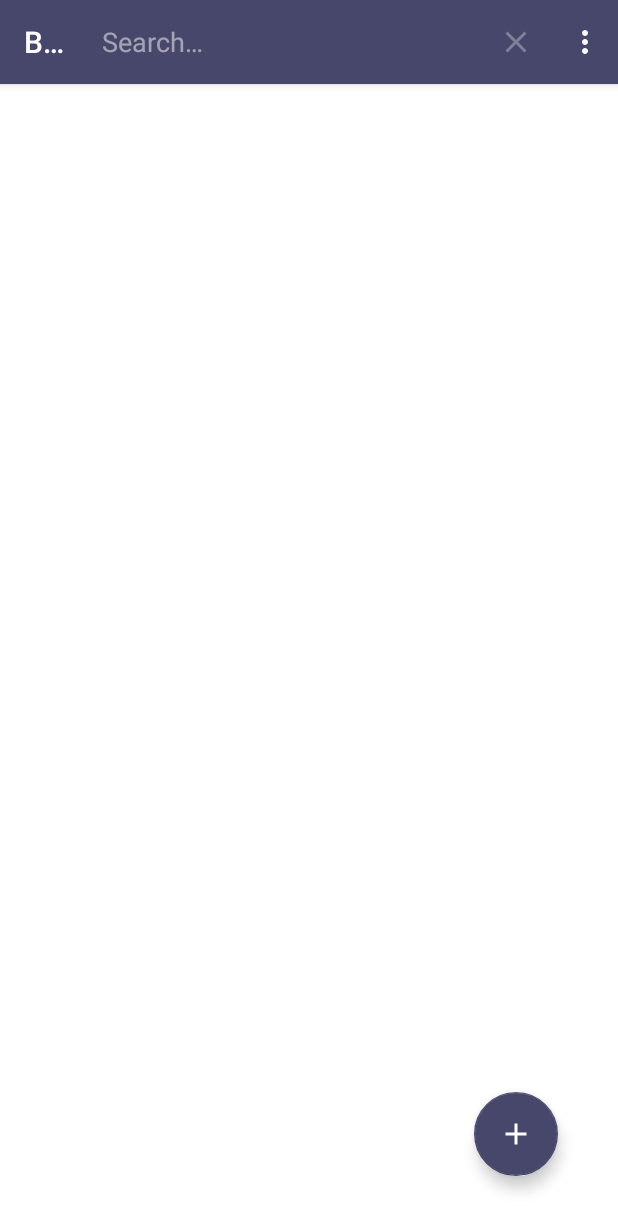
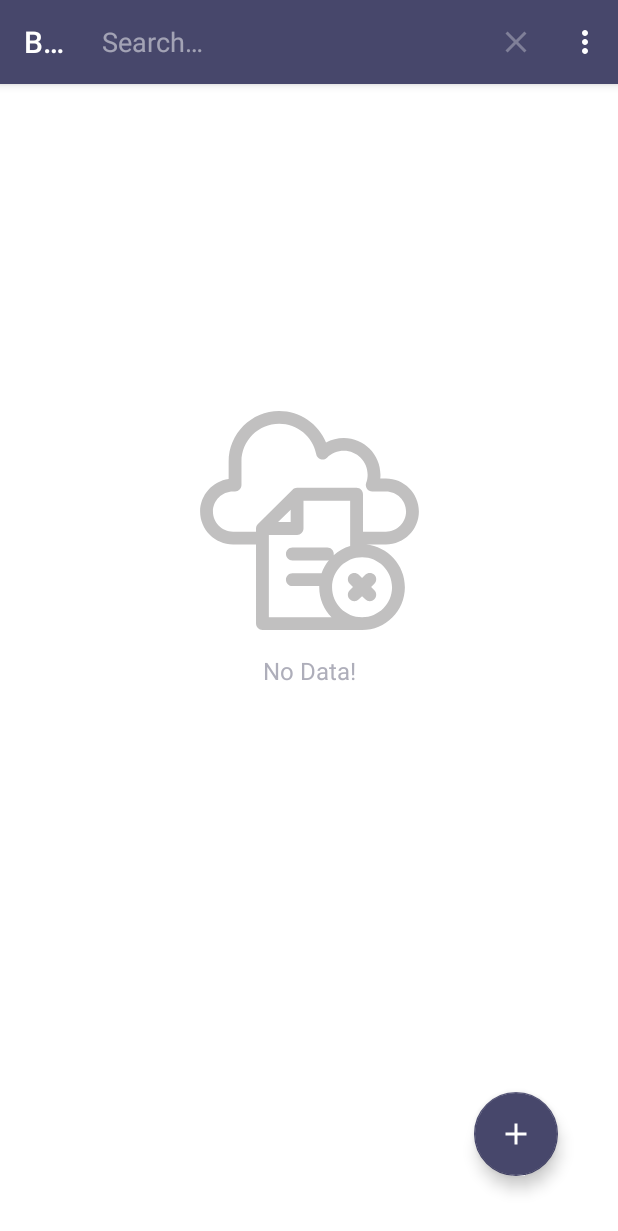
Before and after one commit to juanchosandox90/BestToDoApp, an Android app: the screen it shows after launch (MainActivity), after a tap on "Search", on a phone screen of 412 x 824 dp. Shown: the top 1231 px of the screen. Run offline under Robolectric (Android 15) with nearby library versions, the phone set to English and light mode, and no system bars; our stand-ins replace Room's generated code, navigation-ui.

Commit message:
Check Empty DB and handle UI
- Create an observer to check if the DB is empty
- Handle the UI if the DB is empty or not

```diff
--- a/app/src/main/java/com/sandoval/besttodoapp/ui/fragments/ListFragment.kt
+++ b/app/src/main/java/com/sandoval/besttodoapp/ui/fragments/ListFragment.kt
@@ -14,7 +14,6 @@ import kotlinx.android.synthetic.main.fragment_list.view.*
 import com.sandoval.besttodoapp.utils.actionListToAdd
 import com.sandoval.besttodoapp.ui.fragments.adapters.ListAdapter
 import com.sandoval.besttodoapp.ui.viewmodel.SharedViewModel
-
 
 class ListFragment : Fragment() {
 
@@ -45,10 +44,26 @@ class ListFragment : Fragment() {
         }
         //ViewModel will be used to observe and paint the data that is hosted in the BD. With
         //method getAllData that uses a LiveData
-        //TODO: check if the DB is empty and paint the NO DATA UI in the list fragment.
+        //Check if DB is empty with the help of the mSharedViewmodel
         mToDoViewModel.getAllData.observe(viewLifecycleOwner, { data ->
+            mSharedViewModel.checkIfDatabaseIsEmpty(data)
             listAdapter.setData(data)
         })
+
+        // If DB is empty or not, will handle the UI.
+        mSharedViewModel.emptyDatabase.observe(viewLifecycleOwner, {
+            showEmptyDatabaseView(it)
+        })
+    }
+
+    private fun showEmptyDatabaseView(emptyDatabase: Boolean) {
+        if (emptyDatabase) {
+            view?.imageViewNoData?.visibility = View.VISIBLE
+            view?.textViewNoData?.visibility = View.VISIBLE
+        } else {
+            view?.imageViewNoData?.visibility = View.INVISIBLE
+            view?.textViewNoData?.visibility = View.INVISIBLE
+        }
     }
 
     override fun onCreateOptionsMenu(menu: Menu, inflater: MenuInflater) {
--- a/app/src/main/java/com/sandoval/besttodoapp/ui/viewmodel/SharedViewModel.kt
+++ b/app/src/main/java/com/sandoval/besttodoapp/ui/viewmodel/SharedViewModel.kt
@@ -10,16 +10,20 @@ import android.widget.AdapterView
 import android.widget.TextView
 import androidx.core.content.ContextCompat
 import androidx.lifecycle.AndroidViewModel
+import androidx.lifecycle.MutableLiveData
 import androidx.navigation.findNavController
 import com.sandoval.besttodoapp.data.models.Priority
 import com.thecode.aestheticdialogs.*
 import com.sandoval.besttodoapp.R
+import com.sandoval.besttodoapp.data.models.ToDoData
 import com.sandoval.besttodoapp.utils.highPriorityString
 import com.sandoval.besttodoapp.utils.mediumPriorityString
 import com.sandoval.besttodoapp.utils.lowPriorityString
 
 //This viewModelclass will be shared with the whole project so thats why is been isolated
 class SharedViewModel(application: Application) : AndroidViewModel(application) {
+
+    val emptyDatabase: MutableLiveData<Boolean> = MutableLiveData(true)
 
     val listener: AdapterView.OnItemSelectedListener = object :
         AdapterView.OnItemSelectedListener {
@@ -145,4 +149,8 @@ class SharedViewModel(application: Application) : AndroidViewModel(application)
         }
     }
 
+    fun checkIfDatabaseIsEmpty(toDoData: List<ToDoData>) {
+        emptyDatabase.value = toDoData.isEmpty()
+    }
+
 }
--- a/app/src/main/res/layout/fragment_list.xml
+++ b/app/src/main/res/layout/fragment_list.xml
@@ -38,7 +38,7 @@
         app:layout_constraintEnd_toEndOf="parent" />
 
     <ImageView
-        android:id="@+id/imageView"
+        android:id="@+id/imageViewNoData"
         android:layout_width="wrap_content"
         android:layout_height="wrap_content"
         android:contentDescription="@string/list_fragment_no_data_img_desc"
@@ -52,7 +52,7 @@
         app:layout_constraintVertical_bias="0.35" />
 
     <TextView
-        android:id="@+id/textView"
+        android:id="@+id/textViewNoData"
         android:layout_width="0dp"
         android:layout_height="wrap_content"
         android:layout_marginTop="16dp"
@@ -61,7 +61,7 @@
         android:textColor="#AEAEBA"
         android:textSize="16sp"
         android:visibility="invisible"
-        app:layout_constraintEnd_toEndOf="@+id/imageView"
-        app:layout_constraintStart_toStartOf="@+id/imageView"
-        app:layout_constraintTop_toBottomOf="@+id/imageView" />
+        app:layout_constraintEnd_toEndOf="@+id/imageViewNoData"
+        app:layout_constraintStart_toStartOf="@+id/imageViewNoData"
+        app:layout_constraintTop_toBottomOf="@+id/imageViewNoData" />
 </androidx.constraintlayout.widget.ConstraintLayout>
```
